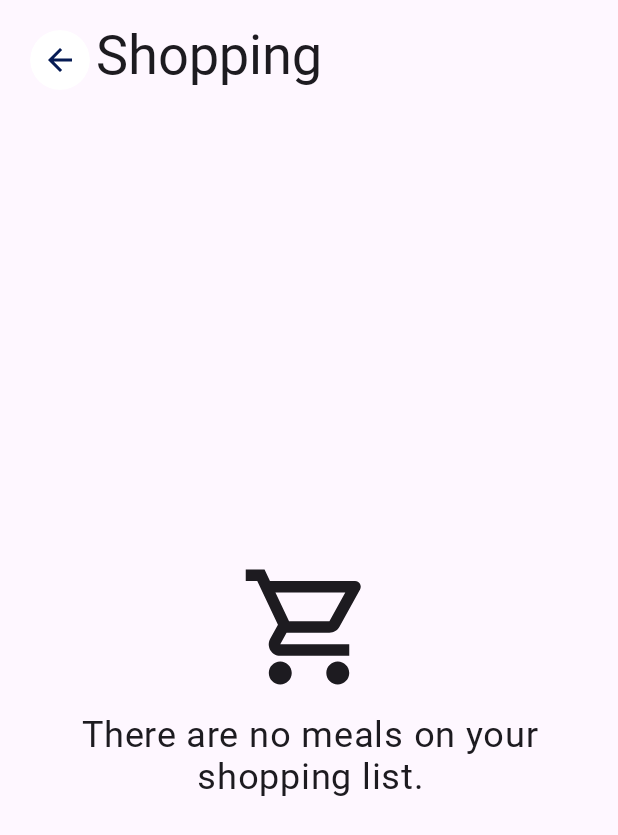
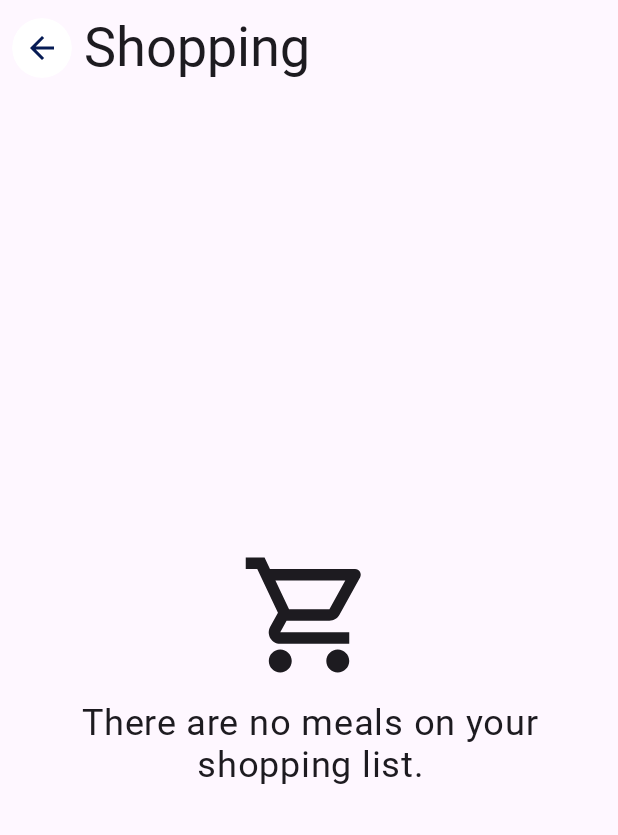
Before and after one commit to mateuszejsmont/Recipy, an Android app built with Jetpack Compose: the ShoppingScreen screen opened through its navigation route, on a phone screen of 412 x 824 dp. Shown: the top 835 px of the screen. Run offline under Robolectric (Android 15) with nearby library versions, the phone set to English and light mode, and no system bars; libraries missing offline, so code that uses them is left out: com.jakewharton.retrofit2; pictures from the network do not load.

Commit message:
Move Favourite and Shopping Screen's top bar to common composable.

```diff
--- /dev/null
+++ b/app/src/main/java/com/example/recipy/ui/shared/SimpleTopBar.kt
@@ -0,0 +1,39 @@
+package com.example.recipy.ui.shared
+
+import androidx.compose.material.icons.Icons
+import androidx.compose.material.icons.filled.ArrowBack
+import androidx.compose.material3.ExperimentalMaterial3Api
+import androidx.compose.material3.Icon
+import androidx.compose.material3.IconButton
+import androidx.compose.material3.IconButtonDefaults
+import androidx.compose.material3.MaterialTheme
+import androidx.compose.material3.Text
+import androidx.compose.material3.TopAppBar
+import androidx.compose.runtime.Composable
+import androidx.compose.ui.Modifier
+import androidx.compose.ui.graphics.Color
+
+@OptIn(ExperimentalMaterial3Api::class)
+@Composable
+fun SimpleTopBar(title: String, onBackClick: () -> Unit, modifier: Modifier = Modifier) {
+    TopAppBar(
+        modifier = modifier,
+        title = {
+            Text(
+                text = title,
+                style = MaterialTheme.typography.titleLarge
+            )
+        },
+        navigationIcon = {
+            IconButton(
+                onClick = onBackClick,
+                colors = IconButtonDefaults.iconButtonColors(Color.White),
+            ) {
+                Icon(
+                    imageVector = Icons.Filled.ArrowBack,
+                    contentDescription = null,
+                    tint = Color(0xFF061B54)
+                )
+            }
+        })
+}
--- a/app/src/main/java/com/example/recipy/ui/shopping_screen/ShoppingScreen.kt
+++ b/app/src/main/java/com/example/recipy/ui/shopping_screen/ShoppingScreen.kt
@@ -9,7 +9,6 @@ import androidx.compose.foundation.layout.padding
 import androidx.compose.foundation.lazy.LazyColumn
 import androidx.compose.foundation.lazy.items
 import androidx.compose.material.icons.Icons
-import androidx.compose.material.icons.filled.ArrowBack
 import androidx.compose.material.icons.filled.CheckCircle
 import androidx.compose.material.icons.filled.Clear
 import androidx.compose.material.icons.outlined.CheckCircle
@@ -37,6 +36,7 @@ import com.example.recipy.R
 import com.example.recipy.ui.navigation.NavigationDestination
 import com.example.recipy.ui.shared.EmptyBody
 import com.example.recipy.ui.shared.MealHorizontalList
+import com.example.recipy.ui.shared.SimpleTopBar
 import com.example.recipy.ui.theme.RecipyTheme
 import kotlinx.coroutines.launch
 
@@ -57,7 +57,7 @@ fun ShoppingScreen(
 
     Scaffold(
         modifier = modifier,
-        topBar = { ShoppingScreenTopBar(onBackClick = onBackClick, modifier = Modifier.padding(horizontal = 8.dp)) }
+        topBar = { SimpleTopBar(title = stringResource(R.string.shopping), onBackClick = onBackClick) }
     ) { innerPadding ->
         if (uiState.value.mealsInCart.isEmpty()){
             EmptyBody(
@@ -118,31 +118,6 @@ fun ShoppingScreen(
         }
     }
 }
-
-@Composable
-fun ShoppingScreenTopBar(onBackClick: () -> Unit, modifier: Modifier = Modifier) {
-    Row(
-        modifier = Modifier
-            .fillMaxWidth()
-            .padding(horizontal = 16.dp, vertical = 16.dp)
-    ) {
-        IconButton(
-            onClick = onBackClick,
-            colors = IconButtonDefaults.iconButtonColors(Color.White),
-        ) {
-            Icon(
-                imageVector = Icons.Filled.ArrowBack,
-                contentDescription = null,
-                tint = Color(0xFF061B54)
-            )
-        }
-        Text(
-            stringResource(R.string.shopping),
-            style = MaterialTheme.typography.titleLarge
-        )
-    }
-}
-
 
 @Composable
 fun IngredientRow(
```
Also changed, not shown: app/src/main/java/com/example/recipy/ui/favourite_screen/FavouriteScreen.kt (+2 -37 lines).
